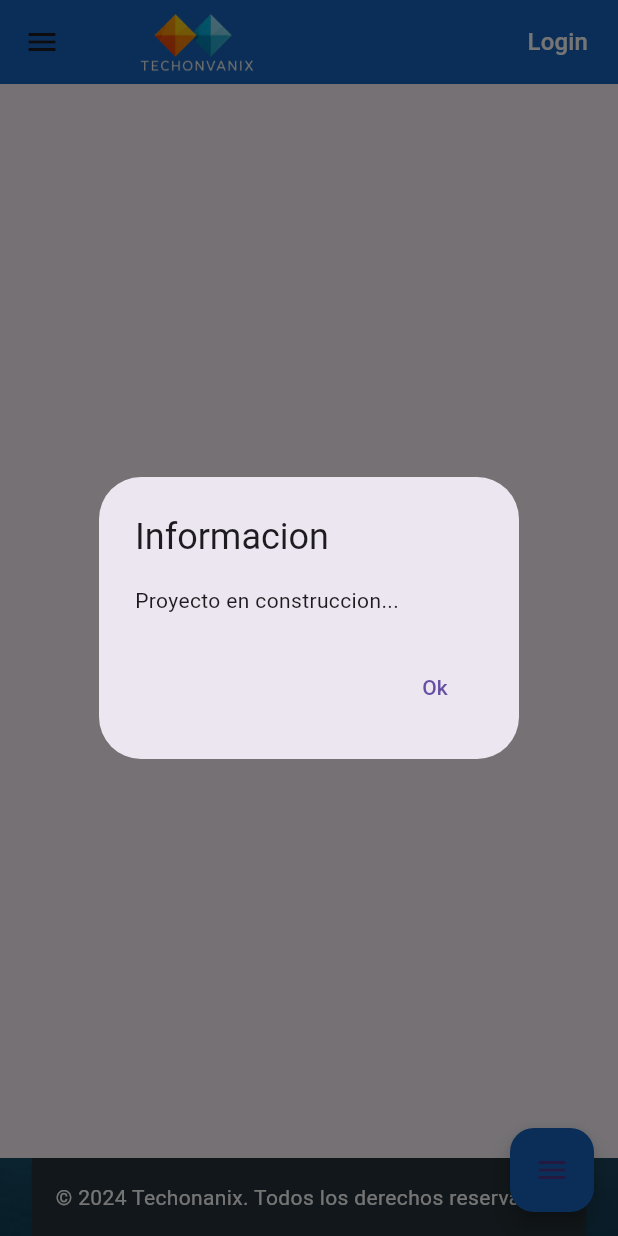
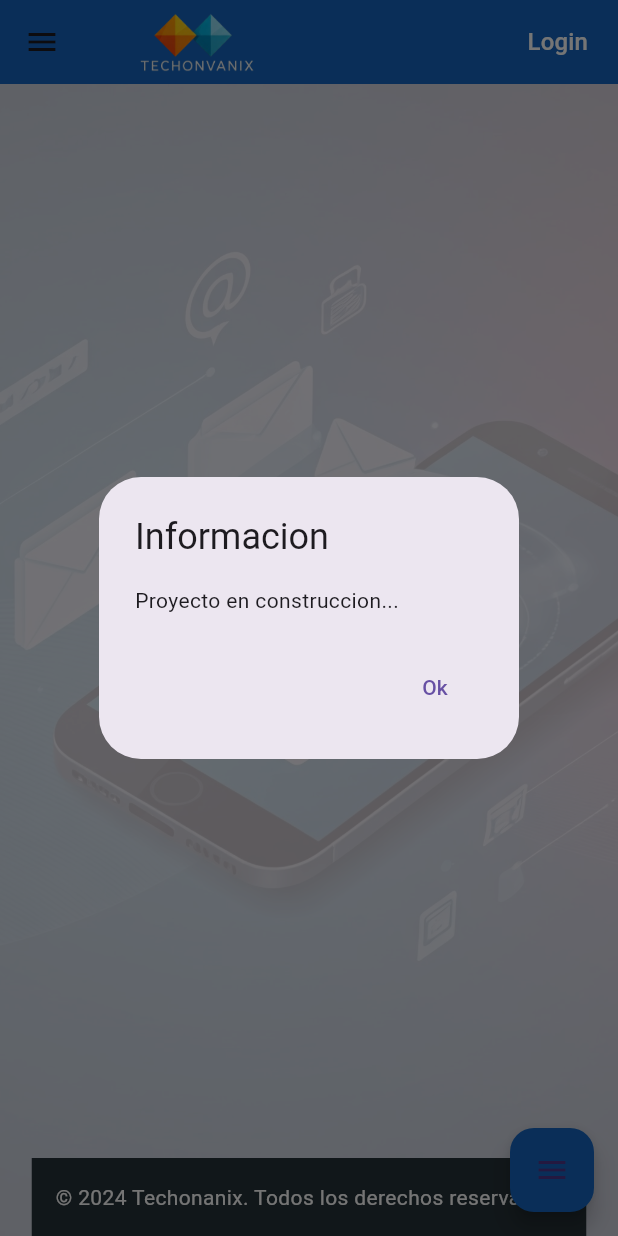
Before and after one commit to charly0781/techonvanix-front, a Flutter app: the screen it shows after launch, after a tap on "Login", on a phone screen of 412 x 824 dp. Run offline on Flutter 3.47's test engine with Material 3 defaults, Android fonts, the phone set to English and light mode, and no system bars; our stand-ins replace flutter_screenutil; network calls fail.

Commit message:
contentHome contenido dinamico

```diff
--- a/lib/main.dart
+++ b/lib/main.dart
@@ -8,14 +8,14 @@
 void main() async {
   WidgetsFlutterBinding.ensureInitialized(); // Necesario para operaciones asíncronas antes de runApp
 
-  const baseUrl = 'https://back.techonvanix.com';
+  const baseUrl = 'http://back.techonvanix.com';
   final apiServicio = ApiServicio(baseUrl: baseUrl);
 
   try {
     // Inicializar datos globales
     await GlobalData.initializeData(apiServicio);
   } catch (e) {
-    print('Error durante la inicialización: $e');
+      print('Error durante la inicialización: $e');
   }
 
   runApp(
--- a/lib/src/page/home/ContentHome.dart
+++ b/lib/src/page/home/ContentHome.dart
@@ -1,5 +1,4 @@
 import 'dart:math';
-
 import 'package:flutter/material.dart';
 
 class ContentHome extends StatelessWidget {
@@ -8,7 +7,7 @@
       "title": "Prefierenos",
       "imageUrl": "https://img.fotocommunity.com/el-mundo-en-sus-manos-3a6c3dd3-95da-4de4-bb0b-ad79635ca741.jpg?height=100",
       "content": "Razones para preferirnos...",
-      "className": "PreferenosPage", // Nombre de la clase para el contenido
+      "className": "PreferenosPage",
     },
     {
       "title": "¿Por qué preferirnos?",
@@ -16,7 +15,6 @@
       "content": "Nuestra calidad nos define...",
       "className": "PorQuePreferirnosPage",
     },
-    // Agregar más elementos aquí
   ];
 
   ContentHome({Key? key}) : super(key: key);
@@ -24,15 +22,15 @@
   @override
   Widget build(BuildContext context) {
     return Scaffold(
+      backgroundColor: Colors.transparent,
       body: Center(
         child: Stack(
           alignment: Alignment.center,
           children: [
             CircleAvatar(
-              radius: 80.0,
-              backgroundImage: AssetImage('lib/src/img/logo2.jpg'), // Imagen del logo
+              radius: 60.0,
+              backgroundImage: AssetImage('lib/src/img/logo2.jpg'),
             ),
-            // Generar los tentáculos con los elementos
             ..._generateTentacles(context),
           ],
         ),
@@ -40,38 +38,42 @@
     );
   }
 
-  // Método para generar los "tentáculos" con los elementos de la lista
+  // Método para generar los círculos hijos ("tentáculos")
   List<Widget> _generateTentacles(BuildContext context) {
-    final double centerRadius = 120.0; // Radio del área central
-    final double itemRadius = 40.0; // Radio de los círculos hijos
-    final double angleStep = 360 / contentItems.length; // Ángulo entre elementos
+    final double centerRadius = 100.0; // Radio de distancia desde el centro
+    final double itemRadius = 40.0; // Tamaño de los círculos hijos
+    final double angleStep = 360 / contentItems.length; // Ángulo entre cada círculo
     List<Widget> widgets = [];
 
-    final double centerX = MediaQuery.of(context).size.width / 2;
-    final double centerY = MediaQuery.of(context).size.height / 2;
+    for (int i = 0; i < contentItems.length; i++) {
+      final double angle = angleStep * i; // Ángulo actual en grados
+      final double radians = angle * (pi / 180); // Convertir a radianes
 
-    for (int i = 0; i < contentItems.length; i++) {
-      final double angle = angleStep * i;
-      final double radians = angle * (3.141592653589793 / 180); // Convertir a radianes
-
-      final double x = centerX + centerRadius * cos(radians);
-      final double y = centerY + centerRadius * sin(radians);
+      // Calcular posiciones basadas en el ángulo y el radio
+      final double x = centerRadius * cos(radians);
+      final double y = centerRadius * sin(radians);
 
       widgets.add(
         Positioned(
-          left: x - itemRadius,
-          top: y - itemRadius,
+          left: (MediaQuery.of(context).size.width / 2) + x - itemRadius,
+          top: (MediaQuery.of(context).size.height / 2) + y - itemRadius,
           child: Column(
             mainAxisSize: MainAxisSize.min,
             children: [
               GestureDetector(
-                onTap: () {
-                  _navigateToClass(context, contentItems[i]["className"]);
-                },
-                child: CircleAvatar(
-                  radius: itemRadius / 2,
-                  backgroundImage: const AssetImage('lib/src/img/fondo.jpg'),
-                ),
+                  onTap: () {
+                    _navigateToClass(context, contentItems[i]["className"]);
+                  },
+                  child: Image.network(
+                    contentItems[i]["imageUrl"]?.toString() ?? '',
+                    fit: BoxFit.cover,
+                    errorBuilder: (context, error, stackTrace) {
+                      return Image.asset(
+                        'lib/src/img/logo.png',
+                        fit: BoxFit.cover,
+                      );
+                    },
+                  )
               ),
               const SizedBox(height: 4),
               Text(
@@ -83,36 +85,13 @@
           ),
         ),
       );
-
-      // Dibujar la línea entre el centro y el elemento
-      widgets.add(
-        _buildLine(centerX, centerY, x, y),
-      );
     }
 
     return widgets;
   }
 
-
-  // Método para dibujar las líneas entre el centro y los círculos hijos
-  Widget _buildLine(double x, double y, double radius, double radians) {
-    return Positioned(
-      left: MediaQueryData.fromView(WidgetsBinding.instance.window).size.width / 2,
-      top: MediaQueryData.fromView(WidgetsBinding.instance.window).size.height / 2,
-      child: Transform.rotate(
-        angle: radians,
-        child: Container(
-          width: radius,
-          height: 2,
-          color: Colors.blue[800],
-        ),
-      ),
-    );
-  }
-
-  // Método para navegar a la clase correspondiente
+  // Método para navegar a las clases
   void _navigateToClass(BuildContext context, String className) {
-    // Ejemplo de navegación basada en el nombre de la clase
     if (className == "PreferenosPage") {
       Navigator.push(
         context,
@@ -124,7 +103,6 @@
         MaterialPageRoute(builder: (context) => const PorQuePreferirnosPage()),
       );
     } else {
-      // Página por defecto o error
       ScaffoldMessenger.of(context).showSnackBar(
         SnackBar(content: Text("No se encontró la clase $className")),
       );
--- a/lib/src/page/home/homePage.dart
+++ b/lib/src/page/home/homePage.dart
@@ -21,8 +21,11 @@
       body: Stack(
         children: [
           Positioned.fill(
-            child: Container(
-              color: Colors.black.withOpacity(0.1),
+            child: ColorFiltered(
+              colorFilter: ColorFilter.mode(
+                Colors.white.withOpacity(0.2),
+                BlendMode.dstATop,
+              ),
               child: Image.network(
                 companyData?['urlFondo']?.toString() ?? '',
                 fit: BoxFit.cover,
@@ -38,7 +41,6 @@
           Column(
             children: [
               const HeaderHomePage(),
-              // Aquí se carga el ContentHome
               Expanded(
                 child: ContentHome(),
               ),
```
